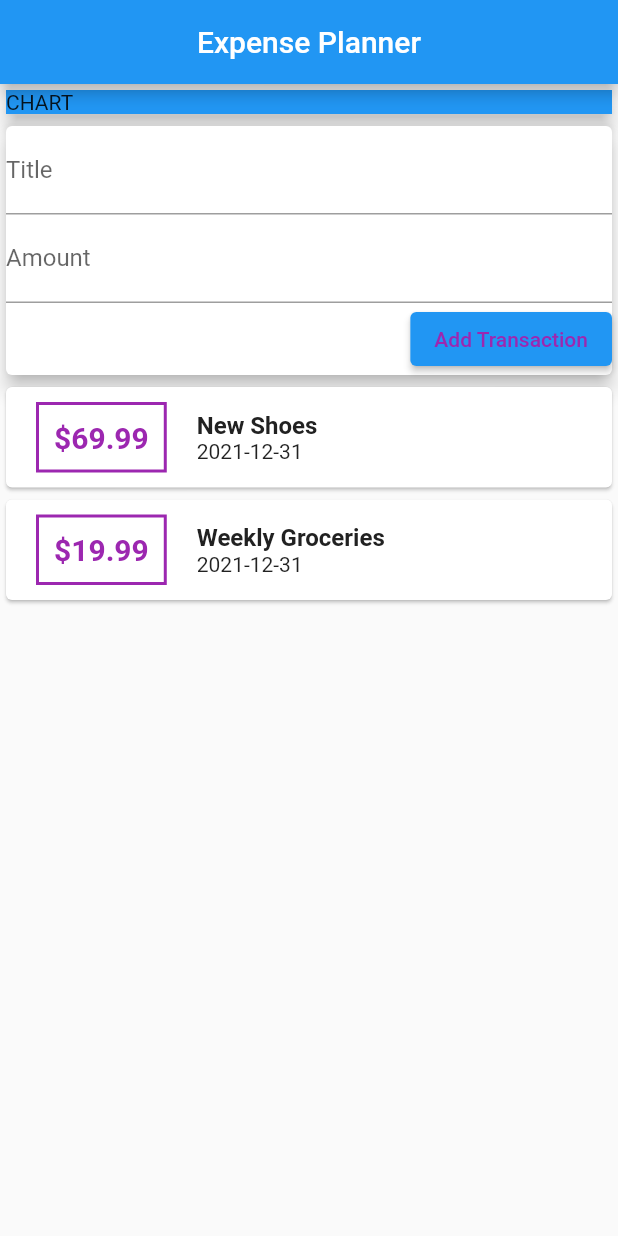
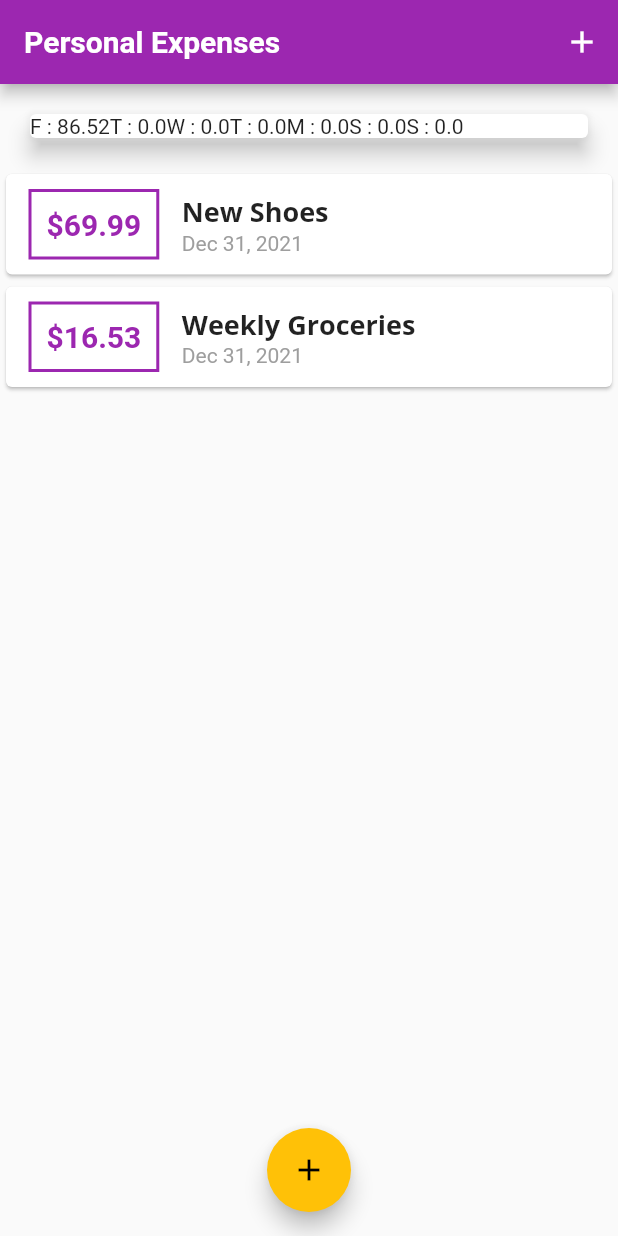
Before and after one commit to FaizaSam/ExpensePlanner, a Flutter app: the screen it shows after launch, on a phone screen of 412 x 824 dp. Run offline on Flutter 3.47's test engine with Material 2 defaults, Android fonts, the phone set to English and light mode, and no system bars; Roboto replaces fonts that are missing (Open sans).

Commit message:
font,chart

```diff
--- a/lib/main.dart
+++ b/lib/main.dart
@@ -1,44 +1,127 @@
-import 'package:expense_planner/widgets/new_transaction.dart';
-import 'package:expense_planner/widgets/transaction_list.dart';
-import 'package:expense_planner/widgets/user_transaction.dart';
+import 'package:expense_planner/widgets/chart.dart';
 import 'package:flutter/material.dart';
 
-void main() {
-  runApp(MyApp());
+import './widgets/new_transaction.dart';
+import './widgets/transaction_list.dart';
+import './models/transaction.dart';
+import './widgets/chart.dart';
+
+void main() => runApp(MyApp());
+
+class MyApp extends StatelessWidget {
+  @override
+  Widget build(BuildContext context) {
+    return MaterialApp(
+      title: 'Personal Expenses',
+      theme: ThemeData(
+          primarySwatch: Colors.purple,
+          accentColor: Colors.amber,
+          fontFamily: 'Quicksand',
+          textTheme: ThemeData.light().textTheme.copyWith(
+                headline6: TextStyle(
+                    fontFamily: 'OpenSans',
+                    fontWeight: FontWeight.bold,
+                    fontSize: 18),
+              ),
+          appBarTheme: AppBarTheme(
+              textTheme: ThemeData.light().textTheme.copyWith(
+                    headline6: const TextStyle(
+                        fontFamily: 'Quicksand',
+                        fontSize: 20,
+                        fontWeight: FontWeight.bold),
+                  ))),
+      home: MyHomePage(),
+    );
+  }
 }
 
-class MyApp extends StatelessWidget {
-  //MyApp({Key? key}) : super(key: key);
+class MyHomePage extends StatefulWidget {
+  // String titleInput;
+  // String amountInput;
+  @override
+  _MyHomePageState createState() => _MyHomePageState();
+}
 
-  final titleController = TextEditingController();
-  final amountController = TextEditingController();
+class _MyHomePageState extends State<MyHomePage> {
+  final List<Transaction> _userTransactions = [
+    Transaction(
+      id: 't1',
+      title: 'New Shoes',
+      amount: 69.99,
+      date: DateTime.now(),
+    ),
+    Transaction(
+      id: 't2',
+      title: 'Weekly Groceries',
+      amount: 16.53,
+      date: DateTime.now(),
+    ),
+  ];
+  List<Transaction> get _recentTransactions {
+    return _userTransactions.where((tx) {
+      return tx.date.isAfter(
+        DateTime.now().subtract(
+          Duration(days: 7),
+        ),
+      );
+    }).toList();
+  }
+
+  void _addNewTransaction(String txTitle, double txAmount) {
+    final newTx = Transaction(
+      title: txTitle,
+      amount: txAmount,
+      date: DateTime.now(),
+      id: DateTime.now().toString(),
+    );
+
+    setState(() {
+      _userTransactions.add(newTx);
+    });
+  }
+
+  void _startAddNewTransaction(BuildContext ctx) {
+    showModalBottomSheet(
+      context: ctx,
+      builder: (_) {
+        return GestureDetector(
+          onTap: () {},
+          child: NewTransaction(_addNewTransaction),
+          behavior: HitTestBehavior.opaque,
+        );
+      },
+    );
+  }
 
   @override
   Widget build(BuildContext context) {
-    return MaterialApp(
-      title: 'Flutter App',
-      theme: ThemeData(
-        primarySwatch: Colors.blue,
+    return Scaffold(
+      appBar: AppBar(
+        title: Text(
+          'Personal Expenses',
+          style: TextStyle(fontFamily: 'Open sans'),
+        ),
+        actions: <Widget>[
+          IconButton(
+            icon: Icon(Icons.add),
+            onPressed: () => _startAddNewTransaction(context),
+          ),
+        ],
       ),
-      home: Scaffold(
-        appBar: AppBar(
-          title: const Center(
-            child: Text('Expense Planner'),
-          ),
+      body: SingleChildScrollView(
+        child: Column(
+          // mainAxisAlignment: MainAxisAlignment.start,
+          crossAxisAlignment: CrossAxisAlignment.stretch,
+          children: <Widget>[
+            Chart(_recentTransactions),
+            TransactionList(_userTransactions),
+          ],
         ),
-        body: Column(
-            crossAxisAlignment: CrossAxisAlignment.stretch,
-            children: <Widget>[
-              Card(
-                elevation: 5,
-                child: Container(
-                  color: Colors.blue,
-                  width: double.infinity,
-                  child: const Text('CHART'),
-                ),
-              ),
-              UserTransaction()
-            ]),
+      ),
+      floatingActionButtonLocation: FloatingActionButtonLocation.centerFloat,
+      floatingActionButton: FloatingActionButton(
+        child: Icon(Icons.add),
+        onPressed: () => _startAddNewTransaction(context),
       ),
     );
   }
--- /dev/null
+++ b/lib/widgets/chart.dart
@@ -0,0 +1,39 @@
+import 'package:expense_planner/models/transaction.dart';
+import 'package:flutter/material.dart';
+import 'package:intl/intl.dart';
+
+class Chart extends StatelessWidget {
+  final List<Transaction> recentTransactions;
+  Chart(this.recentTransactions);
+  //const name({Key? key}) : super(key: key);
+  List<Map<String, Object>> get groupedTransactionValues {
+    return List.generate(7, (index) {
+      double totalSum = 0.0;
+      final weekDay = DateTime.now().subtract(Duration(days: index));
+      for (int i = 0; i < recentTransactions.length; i++) {
+        if (recentTransactions[i].date.day == weekDay.day &&
+            recentTransactions[i].date.month == weekDay.month &&
+            recentTransactions[i].date.year == weekDay.year) {
+          totalSum += recentTransactions[i].amount;
+        }
+      }
+      return {
+        'day': DateFormat.E().format(weekDay).substring(0, 1),
+        'amount': totalSum
+      };
+    });
+  }
+
+  @override
+  Widget build(BuildContext context) {
+    return Card(
+      elevation: 6,
+      margin: EdgeInsets.all(20),
+      child: Row(
+        children: groupedTransactionValues.map((data) {
+          return Text('${data['day']} : ${data['amount'].toString()}');
+        }).toList(),
+      ),
+    );
+  }
+}
--- a/lib/widgets/transaction_list.dart
+++ b/lib/widgets/transaction_list.dart
@@ -3,55 +3,72 @@ import 'package:flutter/material.dart';
 import 'package:intl/intl.dart';
 
 class TransactionList extends StatelessWidget {
-  //TransactionList({Key? key}) : super(key: key);
   final List<Transaction> transactions;
 
   TransactionList(this.transactions);
 
-//class _TransactionListState extends State<TransactionList> {
-
   @override
   Widget build(BuildContext context) {
-    return Column(
-        children: transactions.map((txn) {
+    return Container(
+      height: 300,
+      child: transactions.isEmpty
+          ? Column(children: <Widget>[
+              Text(
+                'No Transaction added yet',
+                style: Theme.of(context).textTheme.headline6,
+              ),
+              SizedBox(height: 10),
+              Container(
+                  child: Image.asset(
+                'assets/images/waiting.png',
+                fit: BoxFit.cover,
+              )),
+            ])
+          : ListView.builder(
+              itemBuilder: (ctx, index) {
                 return Card(
                   child: Row(
                     children: <Widget>[
                       Container(
-                margin:
-                    const EdgeInsets.symmetric(vertical: 10, horizontal: 20),
+                        margin: EdgeInsets.symmetric(
+                          vertical: 10,
+                          horizontal: 15,
+                        ),
                         decoration: BoxDecoration(
                           border: Border.all(
-                    color: Colors.purple,
+                            color: Theme.of(context).primaryColor,
                             width: 2,
                           ),
                         ),
-                padding: const EdgeInsets.all(10),
+                        padding: EdgeInsets.all(10),
                         child: Text(
-                  '\$${txn.amount}',
-                  style: const TextStyle(
+                          '\$${transactions[index].amount.toStringAsFixed(2)}',
+                          style: TextStyle(
                             fontWeight: FontWeight.bold,
                             fontSize: 20,
-                    color: Colors.purple,
+                            color: Theme.of(context).primaryColor,
                           ),
-                )),
+                        ),
+                      ),
                       Column(
-              mainAxisAlignment: MainAxisAlignment.start,
                         crossAxisAlignment: CrossAxisAlignment.start,
                         children: <Widget>[
+                          Text(transactions[index].title,
+                              style: Theme.of(context).textTheme.headline6),
                           Text(
-                  txn.title,
+                            DateFormat.yMMMd().format(transactions[index].date),
                             style: TextStyle(
-                      fontSize: 16,
-                      fontWeight: FontWeight.bold,
-                      color: Colors.grey[900]),
+                              color: Colors.grey,
                             ),
-                Text(DateFormat('yyyy-MM-dd').format(txn.date))
+                          ),
                         ],
                       ),
                     ],
                   ),
                 );
-    }).toList());
+              },
+              itemCount: transactions.length,
+            ),
+    );
   }
 }
--- a/lib/widgets/user_transaction.dart
+++ /dev/null
@@ -1,45 +0,0 @@
-import 'package:expense_planner/models/transaction.dart';
-import 'package:expense_planner/widgets/transaction_list.dart';
-import 'package:flutter/material.dart';
-
-import 'new_transaction.dart';
-
-class UserTransaction extends StatefulWidget {
-  UserTransaction({Key? key}) : super(key: key);
-
-  @override
-  _UserTransactionState createState() => _UserTransactionState();
-}
-
-class _UserTransactionState extends State<UserTransaction> {
-  final List<Transaction> _userTransactions = [
-    Transaction(
-        id: 'T1', title: 'New Shoes', amount: 69.99, date: DateTime.now()),
-    Transaction(
-        id: 'T2',
-        title: 'Weekly Groceries',
-        amount: 19.99,
-        date: DateTime.now())
-  ];
-  void _addNewTransactions(String txTitle, double txAmount) {
-    final newTx = Transaction(
-        id: DateTime.now().toString(),
-        title: txTitle,
-        amount: txAmount,
-        date: DateTime.now());
-
-    setState(() {
-      _userTransactions.add(newTx);
-    });
-  }
-
-  @override
-  Widget build(BuildContext context) {
-    return Column(
-      children: <Widget>[
-        NewTransaction(_addNewTransactions),
-        TransactionList(_userTransactions)
-      ],
-    );
-  }
-}
```
Also changed, not shown: lib/widgets/chart_bar.dart (added, +40 -0 lines), lib/widgets/new_transaction.dart (+42 -18 lines), pubspec.yaml (+14 -7 lines), assets/fonts/OpenSans-Bold.ttf (added), assets/fonts/OpenSans-Regular.ttf (added), assets/fonts/Quicksand-Bold.ttf (added), assets/fonts/Quicksand-Light.ttf (added), assets/fonts/Quicksand-Medium.ttf (added), assets/fonts/Quicksand-Regular.ttf (added), assets/images/waiting.png (added). Lines whose indentation alone changed are shown as unchanged.
